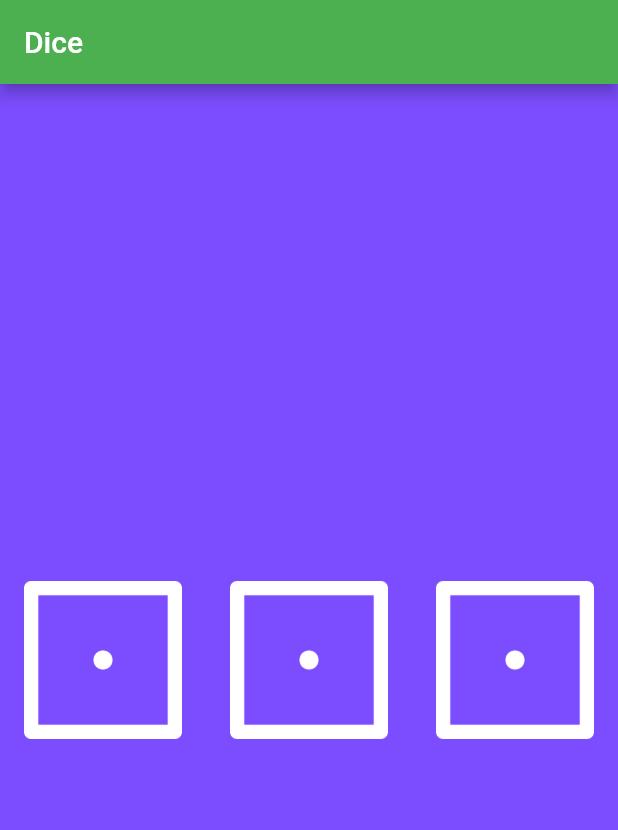
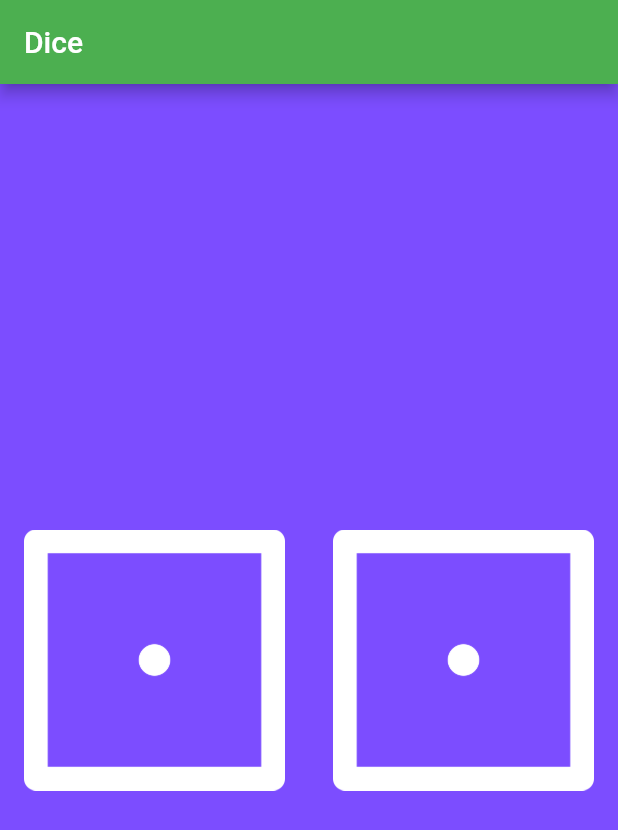
Before and after one commit to itsirajul/dice, a Flutter app: the screen it shows after launch, on a phone screen of 412 x 824 dp. Shown: the top 830 px of the screen. Run offline on Flutter 3.47's test engine with Material 2 defaults, Android fonts, the phone set to English and light mode, and no system bars.

Commit message:
last to last time

```diff
--- a/lib/main.dart
+++ b/lib/main.dart
@@ -41,14 +41,7 @@ class DicePage extends StatelessWidget {
               child: Image.asset('images/dice1.png'),
             ),
           ),
-          Expanded(
-            child: FlatButton(
-              onPressed: () {
-                print('Right Button ');
-              },
-              child: Image.asset('images/dice1.png'),
-            ),
-          ),
+
 
         ],
       ),
```
